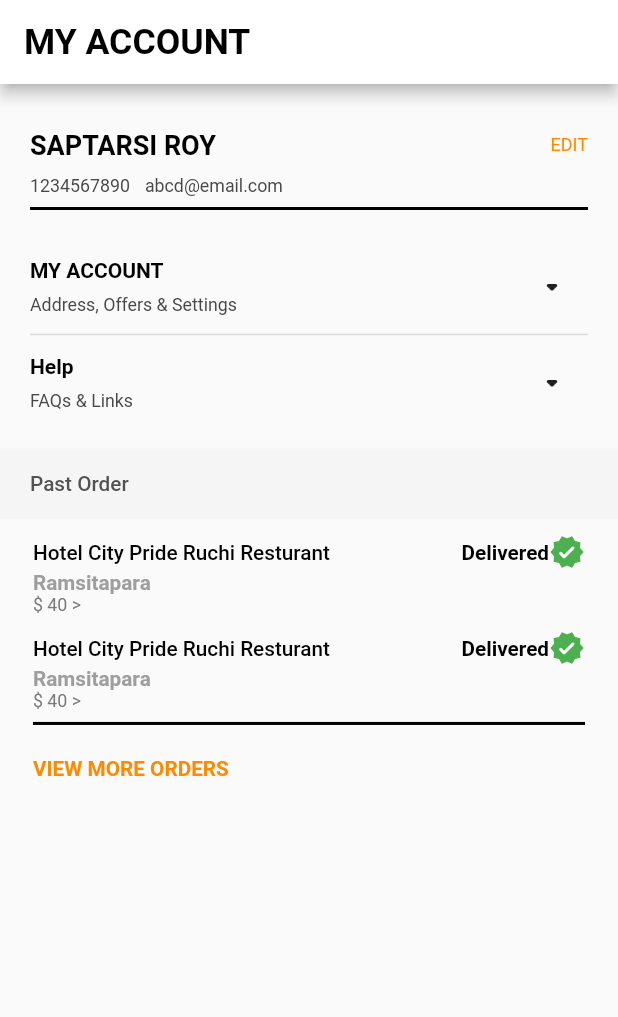
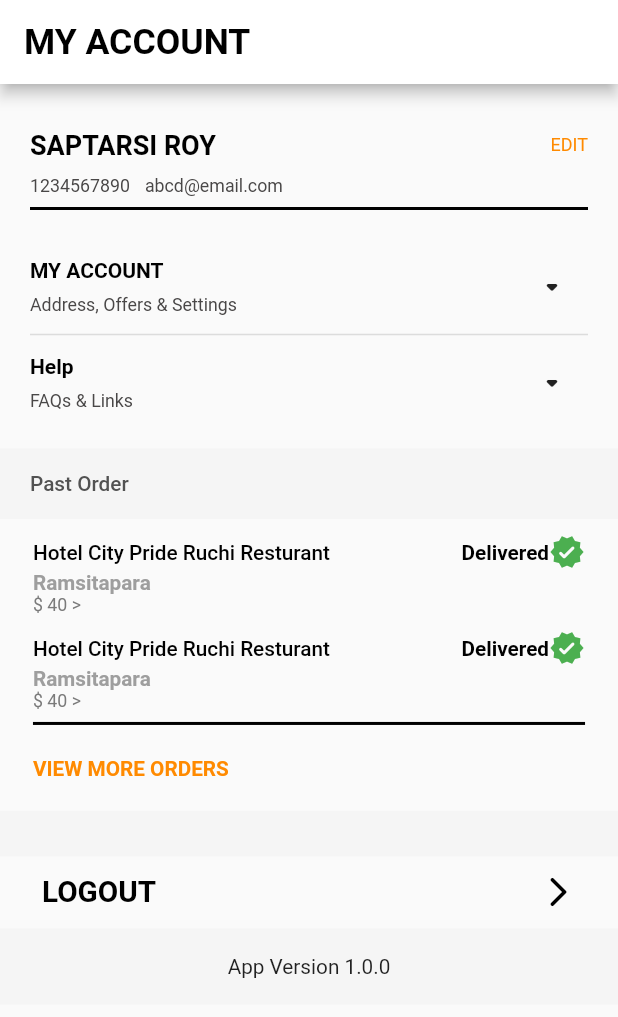
Before and after one commit to playatanu/swiggy, a Flutter app: the screen it shows after launch, on a phone screen of 412 x 824 dp. Shown: the top 1017 px of the screen. Run offline on Flutter 3.47's test engine with Material 2 defaults, Android fonts, the phone set to English and light mode, and no system bars; our stand-ins replace fluttertoast, get, google_fonts, theme_provider.

Commit message:
completed before profile section except adding backend

```diff
--- a/app_flutter/lib/pages/profile_page/profile_page.dart
+++ b/app_flutter/lib/pages/profile_page/profile_page.dart
@@ -6,6 +6,7 @@ import 'package:swiggy/constants.dart';
 import 'package:swiggy/pages/profile_page/widgets/my_account_help_widget.dart';
 import 'package:swiggy/pages/profile_page/widgets/order_section.dart';
 import 'package:swiggy/utilities/size_config.dart';
+import 'package:fluttertoast/fluttertoast.dart';
 
 class ProfilePage extends StatefulWidget {
   const ProfilePage({Key? key}) : super(key: key);
@@ -161,10 +162,54 @@ class _ProfilePageState extends State<ProfilePage> {
                 SizedBox(
                   height: getProportionateScreenHeight(14),
                 ),
-                Text('VIEW MORE ORDERS', style: kViewMoreTextStyle,),
+                Text(
+                  'VIEW MORE ORDERS',
+                  style: kViewMoreTextStyle,
+                ),
               ],
             ),
           ),
+          Container(
+            margin: EdgeInsets.only(top: 20),
+            color: kPastOrderBackgroundColor,
+            width: MediaQuery.of(context).size.width,
+            height: getProportionateScreenHeight(30),
+          ),
+          Padding(
+            padding: const EdgeInsets.only(
+              left: 20,
+              right: 20,
+            ),
+            child: TextButton(
+              onPressed: () {
+                Fluttertoast.showToast(msg: 'Logged out');
+              },
+              child: Row(
+                mainAxisAlignment: MainAxisAlignment.spaceBetween,
+                children: [
+                  Text(
+                    'LOGOUT ',
+                    style: kLogoutTextStyle,
+                  ),
+                  Icon(
+                    Icons.arrow_forward_ios_rounded,
+                    color: black,
+                  )
+                ],
+              ),
+            ),
+          ),
+          Container(
+            color: kPastOrderBackgroundColor,
+            width: MediaQuery.of(context).size.width,
+            height: getProportionateScreenHeight(50),
+            child: Align(
+              alignment: Alignment.center,
+                child: Text(
+              'App Version 1.0.0',
+              style: kAppVersionTextStyle,
+            ),),
+          )
         ],
       ),
     );
```
